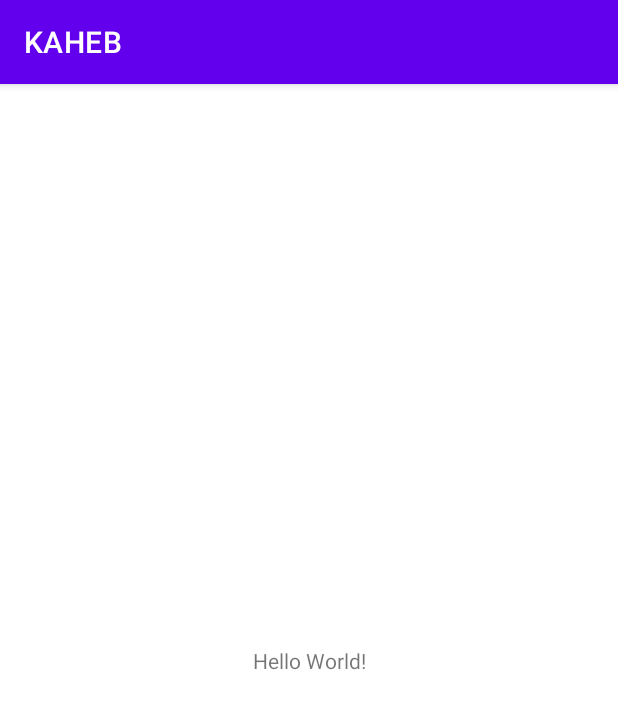
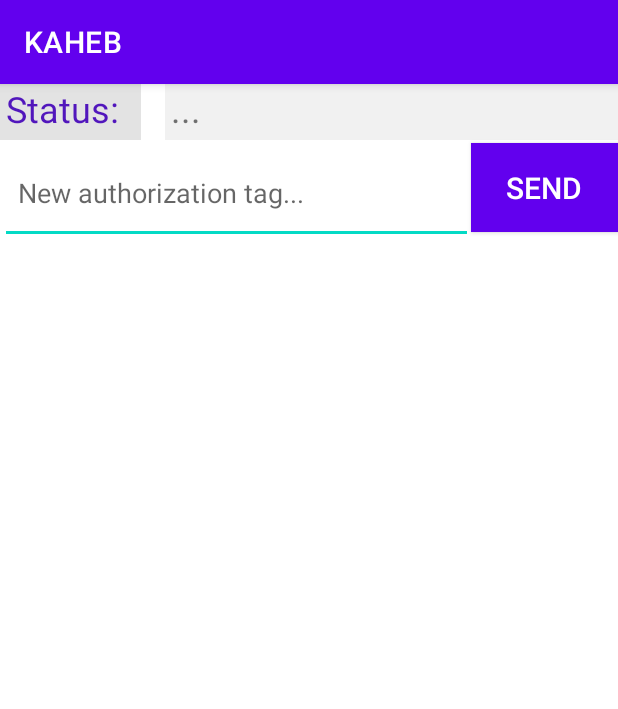
Before and after one commit to GFizzer/KAHEB, an Android app: the screen it shows after launch (MainActivity), on a phone screen of 412 x 824 dp. Shown: the top 709 px of the screen. Run offline under Robolectric (Android 15) with nearby library versions, the phone set to English and light mode, and no system bars; network calls fail; 1 statement that could not run was skipped.

Commit message:
move user auth tag editing to main screen, remove other screen. add and implement async validation calls to Kide.app API

```diff
--- a/dev/app/src/main/java/fi/gfizzer/kaheb/MainActivity.kt
+++ b/dev/app/src/main/java/fi/gfizzer/kaheb/MainActivity.kt
@@ -2,10 +2,51 @@ package fi.gfizzer.kaheb
 
 import androidx.appcompat.app.AppCompatActivity
 import android.os.Bundle
+import android.widget.Button
+import android.widget.EditText
+import android.widget.TextView
+import fi.gfizzer.kaheb.network.KideHandler
+import fi.gfizzer.kaheb.utility.SharedPrefsHandler
+import kotlinx.coroutines.*
 
 class MainActivity : AppCompatActivity() {
+    private val kideHandler = KideHandler()
+    private val sharedPrefsHandler = SharedPrefsHandler()
+
     override fun onCreate(savedInstanceState: Bundle?) {
         super.onCreate(savedInstanceState)
         setContentView(R.layout.activity_main)
+
+        sharedPrefsHandler.setContext(this)
+        val userAuthTag: String? = sharedPrefsHandler.getUserAuthTag()
+
+        val scope = CoroutineScope(Dispatchers.IO)
+        scope.launch {
+            val validationResult = async { kideHandler.validateUser(userAuthTag) }
+            initUI(validationResult)
+        }
+    }
+
+    private suspend fun initUI(validationResult: Deferred<Boolean>) {
+        val authValidationResult = findViewById<TextView>(R.id.authValidationResult)
+        val updateAuthTagField = findViewById<EditText>(R.id.updateAuthTagField)
+        val updateAuthTagButton = findViewById<Button>(R.id.updateAuthTagButton)
+
+        authValidationResult.text = if (validationResult.await()) "Validated" else "Failed validation"
+
+        updateAuthTagButton.setOnClickListener {
+            val newAuthTag = updateAuthTagField.text.toString()
+            CoroutineScope(Dispatchers.IO).launch { updateAuthTag(newAuthTag, authValidationResult) }
+        }
+    }
+
+    private suspend fun updateAuthTag(tag: String?, validationResultView: TextView) {
+        sharedPrefsHandler.setUserAuthTag(tag)
+        validationResultView.text = "..."
+
+        withContext(Dispatchers.IO) {
+            val validationResult = async { kideHandler.validateUser(tag) }
+            validationResultView.text = if (validationResult.await()) "Validated" else "Failed validation"
+        }
     }
 }
--- /dev/null
+++ b/dev/app/src/main/java/fi/gfizzer/kaheb/network/KideHandler.kt
@@ -0,0 +1,35 @@
+package fi.gfizzer.kaheb.network
+
+import io.ktor.client.*
+import io.ktor.client.request.*
+import io.ktor.http.*
+
+const val AUTH_URL = "https://api.kide.app/api/authentication/user"
+const val GET_URL = "https://api.kide.app/api/products/"
+const val POST_URL = "https://api.kide.app/api/reservations"
+const val REQUEST_TIMEOUT = 30  // Timeout parameter for all aiohttp requests, seconds
+const val GET_REQUEST_DELAY = 0.05  // How often a new GET request for ticket data should be sent, seconds.
+// NOTE! A delay too small may cause you to be flagged as an attacker (and the server probably can't keep up)
+
+class KideHandler {
+    private val client = HttpClient()
+
+    suspend fun validateUser(tag: String?): Boolean {
+        val response = client.get(AUTH_URL) {
+            headers {
+                append(HttpHeaders.Accept, "*/*")
+                append(HttpHeaders.AcceptLanguage, "*")
+                append(HttpHeaders.AcceptEncoding, "gzip")
+                append(HttpHeaders.ContentType, "application/json;charset=utf-8")
+                append(HttpHeaders.Connection, "keep-alive")
+                append(HttpHeaders.TE, "trailers")
+                append(HttpHeaders.Authorization, tag.toString())
+            }
+        }
+        return response.status.value == 200
+    }
+
+    fun closeClient() {
+        client.close()
+    }
+}
--- /dev/null
+++ b/dev/app/src/main/java/fi/gfizzer/kaheb/utility/SharedPrefsHandler.kt
@@ -0,0 +1,25 @@
+package fi.gfizzer.kaheb.utility
+
+import android.content.Context
+import android.content.SharedPreferences
+
+const val USER_DATA_PATH = "userData"
+const val AUTH_TAG_PREF = "authTag"
+
+class SharedPrefsHandler {
+    private var sharedPrefs: SharedPreferences? = null
+
+    fun setContext(context: Context) {
+        sharedPrefs = context.getSharedPreferences(USER_DATA_PATH, Context.MODE_PRIVATE)
+    }
+
+    fun getUserAuthTag(): String? {
+        return sharedPrefs!!.getString(AUTH_TAG_PREF, null)
+    }
+
+    fun setUserAuthTag(tag: String?) {
+        val editor = sharedPrefs!!.edit()
+        editor.putString(AUTH_TAG_PREF, tag)
+        editor.apply()
+    }
+}
--- a/dev/app/src/main/res/layout/activity_main.xml
+++ b/dev/app/src/main/res/layout/activity_main.xml
@@ -7,12 +7,59 @@
     tools:context=".MainActivity">
 
     <TextView
-        android:layout_width="wrap_content"
-        android:layout_height="wrap_content"
-        android:text="Hello World!"
-        app:layout_constraintBottom_toBottomOf="parent"
-        app:layout_constraintEnd_toEndOf="parent"
+        android:id="@+id/authStatusLabel"
+        android:layout_width="94dp"
+        android:layout_height="37dp"
+        android:background="#E3E3E3"
+        android:paddingStart="4sp"
+        android:paddingEnd="8sp"
+        android:text="Status: "
+        android:textAppearance="@style/TextAppearance.AppCompat.Body1"
+        android:textColor="#5116BC"
+        android:textSize="24sp"
         app:layout_constraintStart_toStartOf="parent"
         app:layout_constraintTop_toTopOf="parent" />
 
+    <TextView
+        android:id="@+id/authValidationResult"
+        android:layout_width="302dp"
+        android:layout_height="37dp"
+        android:layout_marginStart="8dp"
+        android:background="#F1F1F1"
+        android:paddingStart="4sp"
+        android:text="..."
+        android:textAlignment="textStart"
+        android:textSize="24sp"
+        app:layout_constraintEnd_toEndOf="parent"
+        app:layout_constraintHorizontal_bias="1.0"
+        app:layout_constraintStart_toEndOf="@+id/authStatusLabel"
+        app:layout_constraintTop_toTopOf="parent" />
+
+    <Button
+        android:id="@+id/updateAuthTagButton"
+        style="@style/Widget.AppCompat.Button"
+        android:layout_width="98dp"
+        android:layout_height="59dp"
+        android:layout_marginTop="2dp"
+        android:background="#6835F1"
+        android:paddingTop="0sp"
+        android:paddingBottom="0sp"
+        android:text="Send"
+        android:textSize="20sp"
+        app:layout_constraintEnd_toEndOf="parent"
+        app:layout_constraintTop_toBottomOf="@+id/authValidationResult" />
+
+    <EditText
+        android:id="@+id/updateAuthTagField"
+        android:layout_width="315dp"
+        android:layout_height="67dp"
+        android:layout_marginTop="2dp"
+        android:ems="10"
+        android:hint="New authorization tag..."
+        android:inputType="none|textPersonName"
+        android:paddingStart="12sp"
+        app:layout_constraintEnd_toStartOf="@+id/updateAuthTagButton"
+        app:layout_constraintStart_toStartOf="parent"
+        app:layout_constraintTop_toBottomOf="@+id/authValidationResult" />
+
 </androidx.constraintlayout.widget.ConstraintLayout>
```
Also changed, not shown: dev/app/build.gradle (+6 -1 lines), dev/app/src/main/AndroidManifest.xml (+5 -4 lines), dev/app/src/main/java/fi/gfizzer/kaheb/UserInfoActivity.kt (deleted, +0 -11 lines), dev/app/src/main/java/fi/gfizzer/kaheb/utility/SharedPrefsUtils.kt (deleted, +0 -20 lines), dev/app/src/main/res/layout/activity_user_info.xml (deleted, +0 -9 lines).
